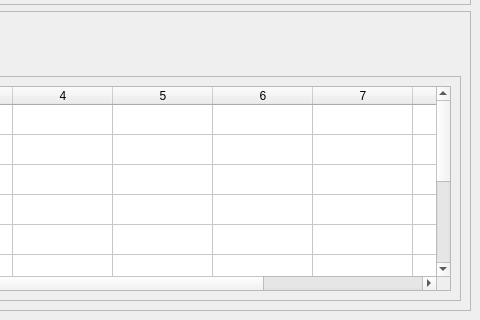
Before: the Qt Designer form mahasiswa/mahasiswa.ui in fajaraldev/aplikasi-pengisian-krs, drawn with Qt 5; both pictures show x 335 to 815 and y 398 to 718 of the 815 by 718 pixel window.
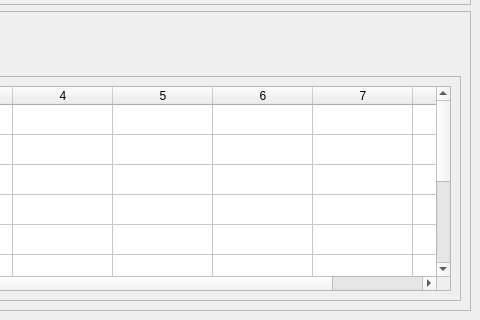
After: the same form once the commit is applied.

Commit message: build: make button search by kode_prodi is work

Patch:
```diff
--- a/mahasiswa/mahasiswa.ui
+++ b/mahasiswa/mahasiswa.ui
@@ -838,7 +838,7 @@
              <number>10</number>
             </property>
             <property name="columnCount">
-             <number>9</number>
+             <number>8</number>
             </property>
             <row/>
             <row/>
@@ -858,7 +858,6 @@
             <column/>
             <column/>
             <column/>
-            <column/>
            </widget>
           </item>
          </layout>
```
Left out of the diff: 6 changed lines with no effect on the pictures. The commit also changes 1 other file.
